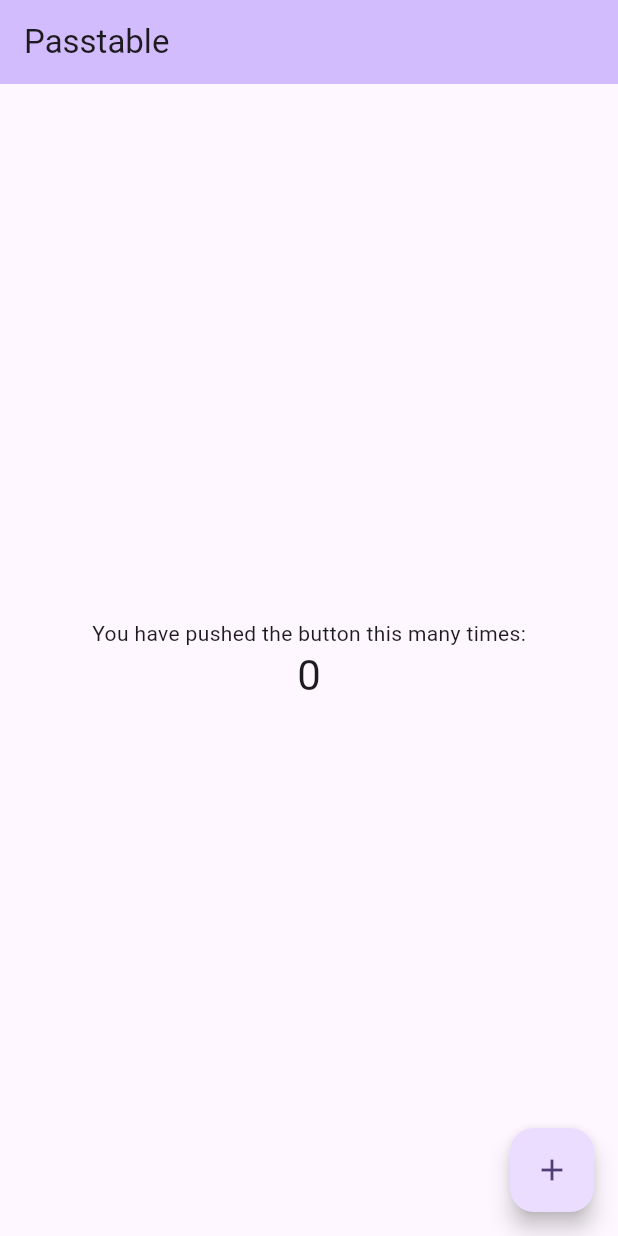
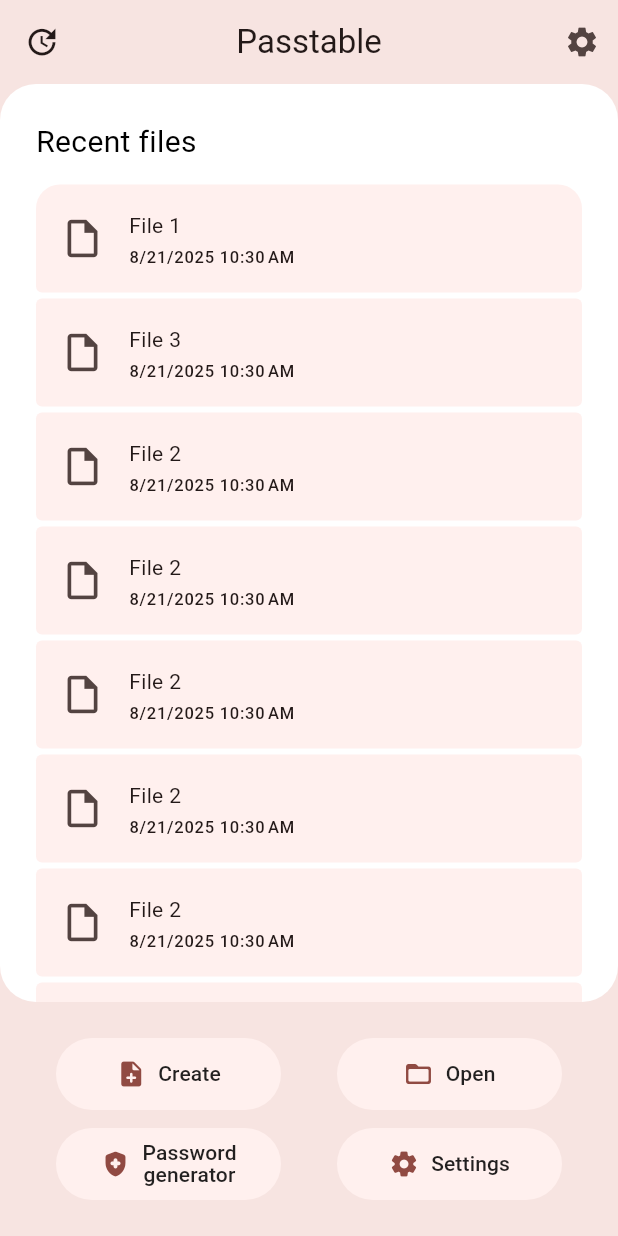
Before and after one commit to Ladsers/Passtable-Android, a Flutter app: the screen it shows after launch, on a phone screen of 412 x 824 dp. Run offline on Flutter 3.47's test engine with Material 3 defaults, Android fonts, the light colour scheme and no system bars; our stand-ins replace get_it, hive_flutter; accounts and stored records are empty.

Commit message:
Preliminary layout of the home screen.

```diff
--- /dev/null
+++ b/lib/features/home/home.dart
@@ -0,0 +1 @@
+export 'home_screen.dart';
--- /dev/null
+++ b/lib/features/home/home_screen.dart
@@ -0,0 +1,263 @@
+import 'package:flutter/material.dart';
+import 'package:passtable/features/home/widgets/recent_file_tile.dart';
+import 'package:passtable/features/recent_files/models/recent_file.dart';
+import 'package:passtable/shared/enums/list_position.dart';
+
+class HomeScreen extends StatelessWidget {
+  HomeScreen({super.key});
+
+  // todo test
+  final recentFiles = [
+    RecentFile(path: '/sda', name: 'File 1', lastOpened: DateTime.now()),
+    RecentFile(path: '/sda', name: 'File 3', lastOpened: DateTime.now()),
+    RecentFile(path: '/sda', name: 'File 2', lastOpened: DateTime.now()),
+    RecentFile(path: '/sda', name: 'File 2', lastOpened: DateTime.now()),
+    RecentFile(path: '/sda', name: 'File 2', lastOpened: DateTime.now()),
+    RecentFile(path: '/sda', name: 'File 2', lastOpened: DateTime.now()),
+    RecentFile(path: '/sda', name: 'File 2', lastOpened: DateTime.now()),
+    RecentFile(path: '/sda', name: 'File 2', lastOpened: DateTime.now()),
+    RecentFile(path: '/sda', name: 'File 2', lastOpened: DateTime.now()),
+    RecentFile(path: '/sda', name: 'File 2', lastOpened: DateTime.now()),
+    RecentFile(path: '/sda', name: 'File 2', lastOpened: DateTime.now()),
+    RecentFile(path: '/sda', name: 'File 2', lastOpened: DateTime.now()),
+    RecentFile(path: '/sda', name: 'File 2', lastOpened: DateTime.now()),
+    RecentFile(path: '/sda', name: 'File 2', lastOpened: DateTime.now()),
+    RecentFile(path: '/sda', name: 'File 2', lastOpened: DateTime.now()),
+    RecentFile(path: '/sda', name: 'File 2', lastOpened: DateTime.now()),
+    RecentFile(path: '/sda', name: 'File 2', lastOpened: DateTime.now()),
+    RecentFile(path: '/sda', name: 'File 2', lastOpened: DateTime.now()),
+    RecentFile(path: '/sda', name: 'File 2', lastOpened: DateTime.now()),
+    RecentFile(path: '/sda', name: 'File 2', lastOpened: DateTime.now()),
+    RecentFile(path: '/sda', name: 'File 4', lastOpened: DateTime.now()),
+  ];
+
+  @override
+  Widget build(BuildContext context) {
+    return Scaffold(
+      backgroundColor: Theme.of(context).colorScheme.surfaceContainerHigh,
+      appBar: _buildAppBar(context),
+      body: _buildBody(context),
+      bottomNavigationBar: Container(
+        height: MediaQuery.of(context).padding.bottom,
+        color: Colors.transparent,
+      ),
+      //backgroundColor: Theme.of(context).colorScheme.surface,
+    );
+  }
+
+  PreferredSizeWidget _buildAppBar(BuildContext context) {
+    return AppBar(
+      title: const Text('Passtable'),
+      centerTitle: true,
+      elevation: 0,
+      scrolledUnderElevation: 0,
+      backgroundColor: Theme.of(context).colorScheme.surfaceContainerHigh,
+      leading: IconButton(icon: const Icon(Icons.update), onPressed: () {}),
+      actions: [IconButton(icon: const Icon(Icons.settings), onPressed: () {})],
+    );
+  }
+
+  Widget _buildBody(BuildContext context) {
+    return Column(
+      children: [
+        Expanded(child: _buildRecentFilesContainer()),
+        AdaptiveButtonGrid(),
+      ],
+    );
+  }
+
+  Widget _buildRecentFilesContainer() {
+    return Container(
+      decoration: BoxDecoration(
+        color: Colors.white,
+        borderRadius: BorderRadius.circular(24),
+      ),
+      width: double.infinity,
+      child: Column(
+        crossAxisAlignment: CrossAxisAlignment.start,
+        children: [
+          Padding(
+            padding: const EdgeInsets.only(
+              left: 24,
+              top: 24,
+              right: 24,
+              bottom: 12,
+            ),
+            child: Text(
+              "Recent files",
+              style: TextStyle(
+                fontSize: 20,
+                fontWeight: FontWeight.w400,
+                color: Colors.black,
+              ),
+            ),
+          ),
+          Expanded(
+            child: ListView.builder(
+              padding: EdgeInsets.only(left: 24, right: 24, bottom: 24, top: 0),
+              itemCount: recentFiles.length,
+              itemBuilder: (context, index) {
+                final recentFile = recentFiles[index];
+                final listPosition = recentFiles.length == 1
+                    ? ListPosition.single
+                    : index == 0
+                    ? ListPosition.first
+                    : index == recentFiles.length - 1
+                    ? ListPosition.last
+                    : ListPosition.middle;
+                return RecentFileTile(
+                  listPosition: listPosition,
+                  recentFile: recentFile,
+                );
+              },
+            ),
+          ),
+        ],
+      ),
+    );
+  }
+
+  Widget _buildSquareIconButton(IconData icon, String tooltip) {
+    return SizedBox(
+      width: 62,
+      height: 62,
+      child: ElevatedButton(
+        onPressed: () {},
+        style: ElevatedButton.styleFrom(
+          padding: EdgeInsets.zero, // Убираем внутренние отступы
+          shape: RoundedRectangleBorder(borderRadius: BorderRadius.circular(8)),
+        ),
+        child: Icon(icon, size: 24),
+      ),
+    );
+  }
+}
+
+class AdaptiveButtonGrid extends StatelessWidget {
+  const AdaptiveButtonGrid({super.key});
+
+  @override
+  Widget build(BuildContext context) {
+    return LayoutBuilder(
+      builder: (context, constraints) {
+        const double buttonWidth = 162.0;
+        final int buttonsPerRow = (constraints.maxWidth / buttonWidth).floor();
+        final int rowCount = buttonsPerRow >= 4 ? 1 : 2;
+        final int firstRowButtons = buttonsPerRow >= 4
+            ? 4
+            : buttonsPerRow >= 3
+            ? 3
+            : 2;
+
+        return Padding(
+          padding: EdgeInsets.only(
+            top: 24,
+            bottom: 24,
+            left: (rowCount > 1 ? 0 : 24),
+            right: 0,
+          ),
+          child: Column(
+            crossAxisAlignment: buttonsPerRow >= 4
+                ? CrossAxisAlignment.start
+                : CrossAxisAlignment.center,
+            children: [
+              Row(
+                spacing: rowCount > 1 ? 0 : 12,
+                mainAxisAlignment: buttonsPerRow >= 4
+                    ? MainAxisAlignment.start
+                    : MainAxisAlignment.spaceEvenly,
+                children: [
+                  for (int i = 0; i < firstRowButtons; i++)
+                    _buildQuickSettingButton(
+                      icon: _getIcon(i),
+                      text: _getText(i),
+                    ),
+                ],
+              ),
+              if (rowCount > 1) const SizedBox(height: 12),
+              if (rowCount > 1)
+                Row(
+                  mainAxisAlignment: MainAxisAlignment.spaceEvenly,
+                  children: [
+                    for (int i = firstRowButtons; i < 4; i++)
+                      _buildQuickSettingButton(
+                        icon: _getIcon(i),
+                        text: _getText(i),
+                      ),
+                  ],
+                ),
+            ],
+          ),
+        );
+      },
+    );
+  }
+
+  Widget _buildQuickSettingButton({
+    required IconData icon,
+    required String text,
+  }) {
+    return ElevatedButton(
+      onPressed: () {},
+      style: ElevatedButton.styleFrom(
+        minimumSize: const Size(150, 48),
+        shape: RoundedRectangleBorder(
+          borderRadius: BorderRadius.circular(24),
+          //side: BorderSide(color: Colors.grey[300]!),
+        ),
+        elevation: 0,
+        shadowColor: Colors.transparent,
+      ),
+      child: Row(
+        mainAxisAlignment: MainAxisAlignment.start,
+        mainAxisSize: MainAxisSize.min,
+        children: [
+          Icon(icon, size: 20),
+          const SizedBox(width: 8),
+          Text(
+            text,
+            textAlign: TextAlign.center,
+            style: const TextStyle(
+              fontSize: 14,
+              fontWeight: FontWeight.w500,
+              color: Colors.black87,
+              height: 1.1,
+            ),
+          ),
+        ],
+      ),
+    );
+  }
+
+  //todo
+  IconData _getIcon(int index) {
+    switch (index) {
+      case 0:
+        return Icons.note_add_rounded;
+      case 1:
+        return Icons.folder_open_rounded;
+      case 2:
+        return Icons.health_and_safety_rounded;
+      case 3:
+        return Icons.settings_rounded;
+      default:
+        return Icons.error;
+    }
+  }
+
+  //todo
+  String _getText(int index) {
+    switch (index) {
+      case 0:
+        return 'Create';
+      case 1:
+        return 'Open';
+      case 2:
+        return 'Password\ngenerator';
+      case 3:
+        return 'Settings';
+      default:
+        return 'Error';
+    }
+  }
+}
--- /dev/null
+++ b/lib/features/home/models/tool.dart
@@ -0,0 +1,15 @@
+import 'package:flutter/material.dart';
+
+class Tool {
+  final String label;
+  final Icon icon;
+  final Color backgroundColor;
+  final String route;
+
+  const Tool({
+    required this.label,
+    required this.icon,
+    required this.backgroundColor,
+    required this.route,
+  });
+}
--- /dev/null
+++ b/lib/features/home/widgets/recent_file_tile.dart
@@ -0,0 +1,55 @@
+import 'package:flutter/material.dart';
+import 'package:intl/intl.dart';
+import 'package:passtable/features/recent_files/models/recent_file.dart';
+import 'package:passtable/shared/enums/list_position.dart';
+
+class RecentFileTile extends StatelessWidget {
+  const RecentFileTile({
+    super.key,
+    required this.listPosition,
+    required this.recentFile,
+  });
+
+  final ListPosition listPosition;
+  final RecentFile recentFile;
+
+  static const double _borderRadiusOuter = 16;
+  static const double _borderRadiusInner = 4;
+
+  @override
+  Widget build(BuildContext context) {
+    final theme = Theme.of(context);
+
+    final top = listPosition.isFirstOrSingle
+        ? _borderRadiusOuter
+        : _borderRadiusInner;
+    final bottom = listPosition.isLastOrSingle
+        ? _borderRadiusOuter
+        : _borderRadiusInner;
+
+    final dtFormat = DateFormat.yMd().add_jm();
+
+    return Card(
+      margin: EdgeInsets.symmetric(horizontal: 0, vertical: 2),
+      shape: RoundedRectangleBorder(
+        borderRadius: BorderRadius.vertical(
+          top: Radius.circular(top),
+          bottom: Radius.circular(bottom),
+        ),
+      ),
+      color: theme.colorScheme.surfaceContainerLow,
+      elevation: 0,
+      clipBehavior: Clip.antiAlias,
+      child: ListTile(
+        contentPadding: EdgeInsets.symmetric(horizontal: 16),
+        title: Text(recentFile.name, style: theme.textTheme.bodyMedium),
+        subtitle: Text(
+          dtFormat.format(recentFile.lastOpened.toLocal()),
+          style: theme.textTheme.labelSmall,
+        ),
+        leading: Icon(Icons.insert_drive_file_outlined, size: 30),
+        onTap: () => Navigator.pushNamed(context, '/'), // todo
+      ),
+    );
+  }
+}
--- a/lib/features/recent_files/models/recent_file.dart
+++ b/lib/features/recent_files/models/recent_file.dart
@@ -13,5 +13,9 @@ class RecentFile {
   @HiveField(2)
   final DateTime lastOpened;
 
-  RecentFile({required this.path, required this.name, required this.lastOpened});
+  const RecentFile({
+    required this.path,
+    required this.name,
+    required this.lastOpened,
+  });
 }
--- /dev/null
+++ b/lib/shared/enums/list_position.dart
@@ -0,0 +1,15 @@
+enum ListPosition {
+  first,
+  last,
+  middle,
+  single;
+
+  bool get isFirst => this == ListPosition.first;
+  bool get isLast => this == ListPosition.last;
+  bool get isMiddle => this == ListPosition.middle;
+  bool get isSingle => this == ListPosition.single;
+
+  bool get isFirstOrSingle => isFirst || isSingle;
+  bool get isLastOrSingle => isLast || isSingle;
+  bool get isEdge => isFirst || isLast || isSingle;
+}
--- a/lib/shared/router.dart
+++ b/lib/shared/router.dart
@@ -1,5 +1,3 @@
-import 'package:passtable/default/my_home_page.dart';
+import 'package:passtable/features/home/home_screen.dart';
 
-final routes = {
-  '/': (context) => const MyHomePage(title: "Passtable"), // todo
-};
+final routes = {'/': (context) => HomeScreen()}; // todo const
--- a/lib/shared/theme/light_theme.dart
+++ b/lib/shared/theme/light_theme.dart
@@ -1,5 +1,5 @@
 import 'package:flutter/material.dart';
 
 final lightTheme = ThemeData(
-  colorScheme: ColorScheme.fromSeed(seedColor: Colors.deepPurple),
+  colorScheme: ColorScheme.fromSeed(seedColor: Colors.red),
 );
--- a/pubspec.yaml
+++ b/pubspec.yaml
@@ -33,6 +33,7 @@ dependencies:
   cupertino_icons: ^1.0.8
   hive_flutter: ^1.1.0
   get_it: ^8.2.0
+  intl: ^0.20.2
 
 dev_dependencies:
   flutter_test:
```
Also changed, not shown: pubspec.lock.
